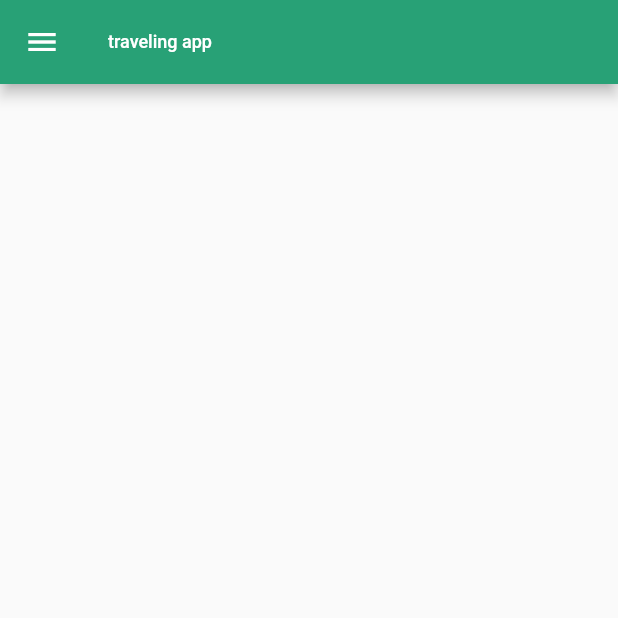
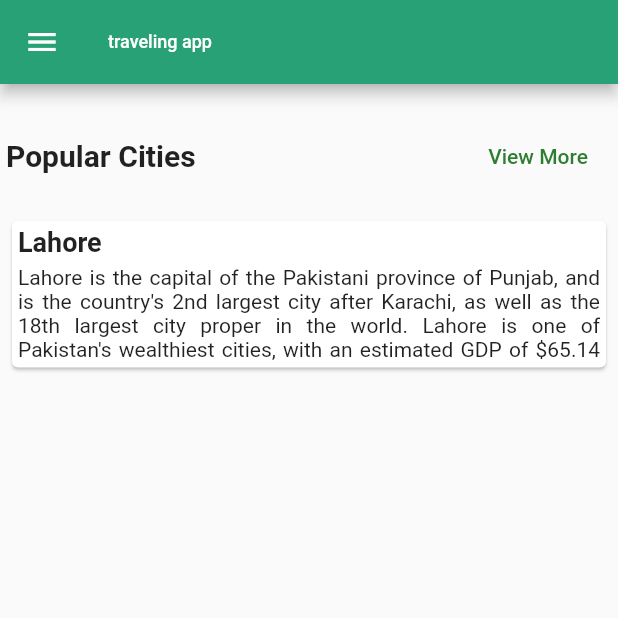
Before and after one commit to sherryjee/flutter_travelapp, a Flutter app: the screen it shows after launch, on a phone screen of 412 x 824 dp, the top half of it. Run offline on Flutter 3.47's test engine with Material 2 defaults, Android fonts, the phone set to English and light mode, and no system bars.

Commit message:
ammar commit for home screen

```diff
--- a/lib/home_screen.dart
+++ b/lib/home_screen.dart
@@ -2,95 +2,143 @@ import 'package:flutter/cupertino.dart';
 import 'package:flutter/material.dart';
 import 'package:fluttertravelapp/detail_screen/detail_screen.dart';
 
-
-
-class home_screen extends StatelessWidget{
+class home_screen extends StatelessWidget {
   @override
   Widget build(BuildContext context) {
     // TODO: implement build
     return Scaffold(
         appBar: AppBar(
-        title: Text("traveling app",style: TextStyle(fontSize: 12.0,color: Colors.white,),textAlign: TextAlign.center,)
-        ,),
+          title: Text(
+            "traveling app",
+            style: TextStyle(
+              fontSize: 12.0,
+              color: Colors.white,
+            ),
+            textAlign: TextAlign.center,
+          ),
+        ),
         drawerScrimColor: Colors.white,
         drawer: Drawer(
-        child: ListView(children: <Widget>[
+          child: ListView(
+            children: <Widget>[
               UserAccountsDrawerHeader(
                 accountEmail: Text("XXXXXXXXXXXXXX"),
                 accountName: Text("XXXXXXXXXxx"),
                 decoration: BoxDecoration(
                     image: DecorationImage(
-               image: NetworkImage('https://img.wallpapersafari.com/tablet/768/1024/19/62/U9QxJl.png'),
-
+                  image: NetworkImage(
+                      'https://img.wallpapersafari.com/tablet/768/1024/19/62/U9QxJl.png'),
                   fit: BoxFit.cover,
-              )
-
+                )),
               ),
-          ),
-
               ListTile(
                 title: Text('page 1'),
-            leading: Icon(Icons.home,color: Colors.blueGrey,),
+                leading: Icon(
+                  Icons.home,
+                  color: Colors.blueGrey,
+                ),
                 onTap: () {
                   // Update the state of the app
-              Navigator.push(context, MaterialPageRoute(builder:(context)=> detail_screen(),));
+                  Navigator.push(
+                      context,
+                      MaterialPageRoute(
+                        builder: (context) => detail_screen(),
+                      ));
                   // Then close the drawer
-
                 },
               ),
               Divider(),
               ListTile(
                 title: Text('page 2'),
-            leading: Icon(Icons.account_circle,color:Colors.blueGrey,),
+                leading: Icon(
+                  Icons.account_circle,
+                  color: Colors.blueGrey,
+                ),
                 onTap: () {
                   // Update the state of the app
                   //Navigator.push(context, MaterialPageRoute(builder:(context)=> detail_screen(),));
                   // Then close the drawer
-
                 },
               ),
               Divider(),
               ListTile(
                 title: Text('page 3'),
-            leading: Icon(Icons.navigation,color: Colors.blueGrey,),
+                leading: Icon(
+                  Icons.navigation,
+                  color: Colors.blueGrey,
+                ),
                 onTap: () {
                   // Update the state of the app
                   //Navigator.push(context, MaterialPageRoute(builder:(context)=> detail_screen(),));
                   // Then close the drawer
-
                 },
               ),
               Divider(),
               ListTile(
                 title: Text('page 4'),
-            leading: Icon(Icons.subway,color: Colors.blueGrey,),
+                leading: Icon(
+                  Icons.subway,
+                  color: Colors.blueGrey,
+                ),
                 onTap: () {
                   // Update the state of the app
                   //  Navigator.push(context, MaterialPageRoute(builder:(context)=> detail_screen(),));
                   // Then close the drawer
-
                 },
               ),
               Divider()
+            ],
+          ),
+        ),
+        body:  Padding(
+        padding: const EdgeInsets.all(4.0),
+        child: ListView(
+          children: <Widget>[
+            Column(
+              crossAxisAlignment: CrossAxisAlignment.start,
 
+              children: <Widget>[
+                SizedBox(height: 20,),
+                Row(
+                  mainAxisAlignment: MainAxisAlignment.spaceBetween,
+                  children: <Widget>[
+                    Text('Popular Cities',style: TextStyle(
+                      fontSize: 20,
 
+                      fontWeight: FontWeight.w700
+                    ),),
+                    FlatButton(onPressed: (){}, child: Text('View More',style: TextStyle(
 
-
-
-
-        ],),
+                      color: Colors.green[800],
+                      fontWeight: FontWeight.w500
+                    ),))
+                  ],
+                ),
+                SizedBox(height: 15,),
+                Card(
+                  child: Padding(
+                    padding: const EdgeInsets.all(4.0),
+                    child: Column(
+                      crossAxisAlignment: CrossAxisAlignment.start,
+                      children: <Widget>[
+                        Text('Lahore',style: TextStyle(
+                          fontSize: 18,
+fontWeight: FontWeight.w600
+                        ),),
+                        SizedBox(height: 5,),
+                        Text('Lahore is the capital of the Pakistani province of Punjab, and is the country\'s 2nd largest city after Karachi, as well as the 18th largest city proper in the world. Lahore is one of Pakistan\'s wealthiest cities, with an estimated GDP of \$65.14 billion as of 2017.',
+                        maxLines: 4,
+                        textAlign: TextAlign.justify,
                         )
-
-
-
-
-
-
+                      ],
+                    ),
+                  ),
+                )
+              ],
+            ),
+          ],
+        ),
+      ),
         );
   }
-
-
-
-
-
 }
```
Also changed, not shown: pubspec.lock. Lines whose indentation alone changed are shown as unchanged.
